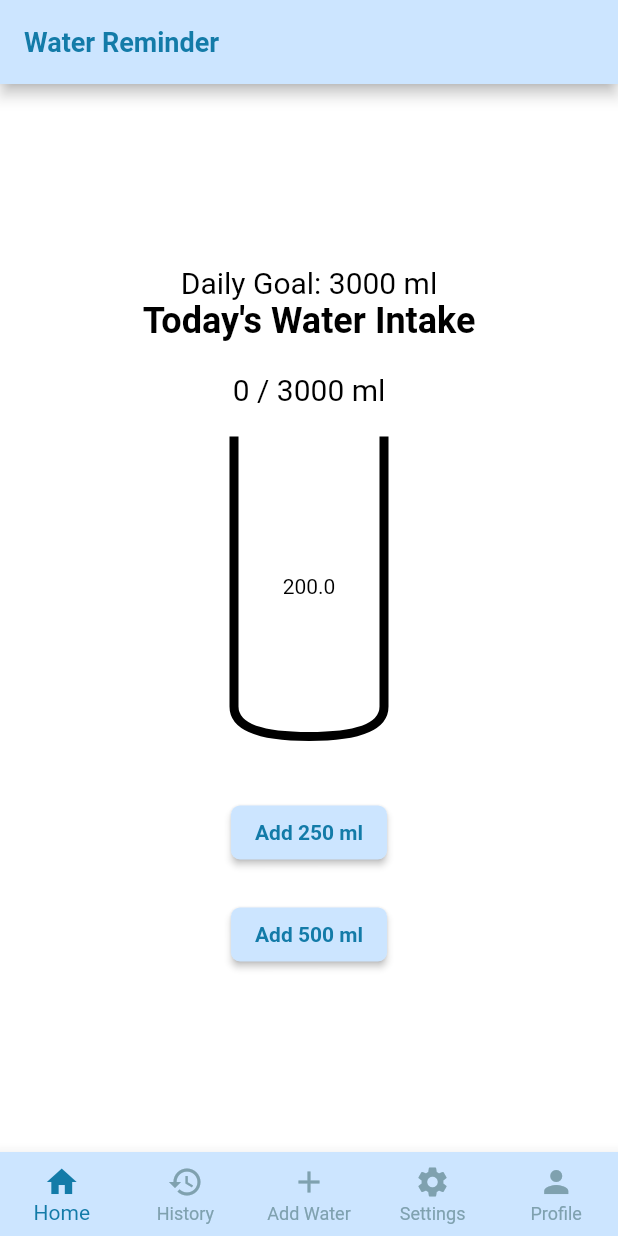
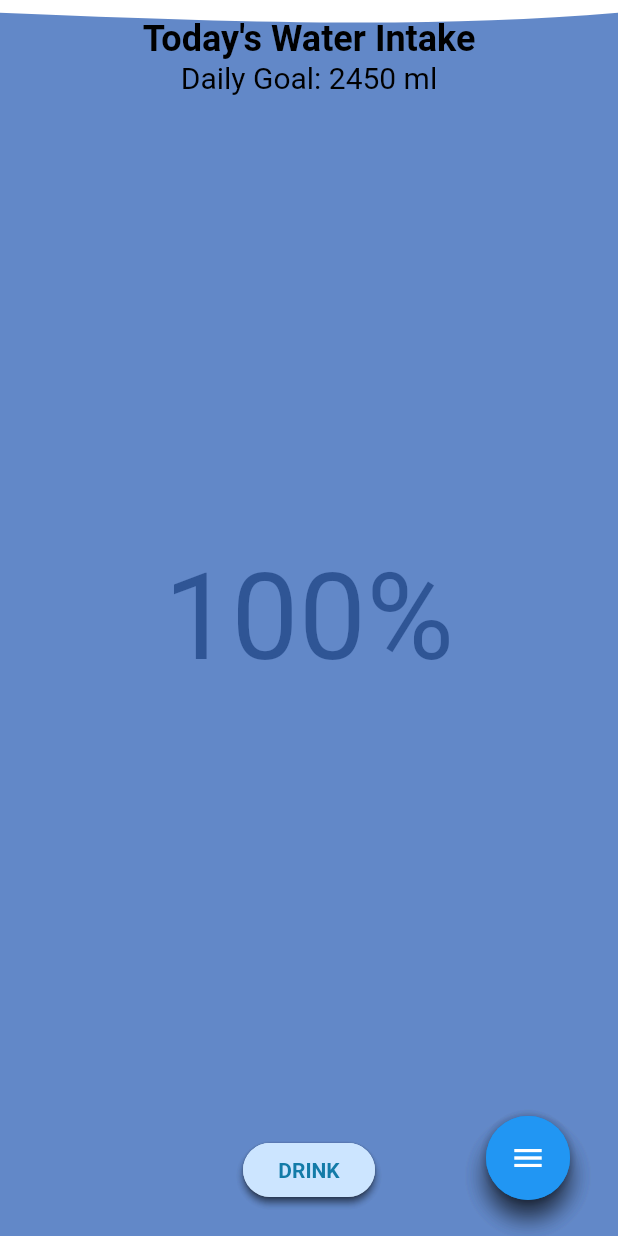
Before and after one commit to meeboyy/pure-hydrate-flutter, a Flutter app: the screen it shows after launch, on a phone screen of 412 x 824 dp. Run offline on Flutter 3.47's test engine with Material 2 defaults, Android fonts, the phone set to English and light mode, and no system bars.

Commit message:
new looks

```diff
--- a/lib/beranda.dart
+++ b/lib/beranda.dart
@@ -10,14 +10,18 @@ import 'package:pure_hydrate/services/theme.dart';
 import 'package:pure_hydrate/setting_page.dart';
 
 class MyHomePage extends StatefulWidget {
-  final WaterIntake waterIntake;
-
-  MyHomePage({super.key, required this.waterIntake});
+  MyHomePage({super.key});
   @override
   _MyHomePageState createState() => _MyHomePageState();
 }
 
 class _MyHomePageState extends State<MyHomePage> {
+  double initialButtonHeight = 8.0;
+  late double _buttonOneHeight = initialButtonHeight;
+  late double _buttonTwoHeight = initialButtonHeight;
+  late double _buttonThreeHeight = initialButtonHeight;
+  bool _isPressed = false;
+
   Map<String, dynamic> _userInfo = {
     'name': 'John Doe',
     'age': 25,
@@ -25,6 +29,7 @@ class _MyHomePageState extends State<MyHomePage> {
     'dailyGoal': 2450,
   };
 
+  late WaterIntake waterIntake = WaterIntake(dailyGoal: _userInfo['dailyGoal']);
   void _updateUserInfo(Map<String, dynamic> updatedInfo) {
     setState(() {
       _userInfo = updatedInfo;
@@ -37,7 +42,7 @@ class _MyHomePageState extends State<MyHomePage> {
 
   void _updateDailyGoal(int newGoal) {
     setState(() {
-      widget.waterIntake.dailyGoal = newGoal;
+      waterIntake.dailyGoal = newGoal;
     });
   }
 
@@ -53,7 +58,7 @@ class _MyHomePageState extends State<MyHomePage> {
 
   void _addWater(int amount) {
     setState(() {
-      widget.waterIntake.currentIntake += amount;
+      waterIntake.currentIntake += amount;
     });
   }
 
@@ -64,7 +69,8 @@ class _MyHomePageState extends State<MyHomePage> {
     _widgetOptions = <Widget>[
       HomePage(
         historyEntries: historyEntries,
-        waterIntake: widget.waterIntake,
+        waterIntake: waterIntake,
+        onAddWater: _addWater,
       ),
       HistoryPage(
         historyEntries: historyEntries,
@@ -75,7 +81,7 @@ class _MyHomePageState extends State<MyHomePage> {
       ),
       SettingsPage(
         updateSettings: _updateSettings,
-        waterIntake: widget.waterIntake,
+        waterIntake: waterIntake,
         onDailyGoalChanged: _updateDailyGoal,
         settingsModel: _settingsModel,
       ),
@@ -114,32 +120,127 @@ class _MyHomePageState extends State<MyHomePage> {
         theme: _settingsModel.isDarkTheme ? darkThemeCustom : lightThemeCustom,
         home: Scaffold(
           body: _widgetOptions!.elementAt(_selectedIndex),
-          bottomNavigationBar: BottomNavigationBar(
-            items: const <BottomNavigationBarItem>[
-              BottomNavigationBarItem(
-                icon: Icon(Icons.home),
-                label: 'Home',
+          floatingActionButton: Stack(
+            children: [
+              AnimatedPositioned(
+                duration: Duration(milliseconds: 600),
+                bottom: _buttonThreeHeight,
+                right: 16.0,
+                child: FloatingActionButton(
+                  onPressed: () {
+                    // Add your logic here
+                    setState(() {
+                      _selectedIndex = 3;
+                    });
+                  },
+                  child: Icon(Icons.settings),
+                  backgroundColor: Colors.blue,
+                ),
               ),
-              BottomNavigationBarItem(
-                icon: Icon(Icons.history),
-                label: 'History',
+              AnimatedPositioned(
+                duration: Duration(milliseconds: 400),
+                bottom: _buttonTwoHeight,
+                right: 16.0,
+                child: FloatingActionButton(
+                  onPressed: () {
+                    // Add your logic here
+                    setState(() {
+                      _selectedIndex = 1;
+                      buttonAction();
+                    });
+                  },
+                  child: Icon(Icons.history),
+                  backgroundColor: Colors.blue,
+                ),
               ),
-              BottomNavigationBarItem(
-                icon: Icon(Icons.add),
-                label: 'Add Water',
+              AnimatedPositioned(
+                duration: Duration(milliseconds: 200),
+                bottom: _buttonOneHeight,
+                right: 16.0,
+                child: FloatingActionButton(
+                  onPressed: () {
+                    // Add your logic here
+                    setState(() {
+                      _selectedIndex = 0;
+                      buttonAction();
+                    });
+                  },
+                  child: Icon(Icons.home),
+                  backgroundColor: Colors.blue,
+                ),
               ),
-              BottomNavigationBarItem(
-                icon: Icon(Icons.settings),
-                label: 'Settings',
-              ),
-              BottomNavigationBarItem(
-                icon: Icon(Icons.person),
-                label: 'Profile',
+              Positioned(
+                bottom: initialButtonHeight,
+                right: 16.0,
+                child: FloatingActionButton(
+                  onPressed: () {
+                    // Add your logic here
+                    setState(() {
+                      buttonAction();
+                    });
+                  },
+                  child: AnimatedSwitcher(
+                      duration: const Duration(milliseconds: 350),
+                      transitionBuilder: (child, anim) => RotationTransition(
+                            turns: child.key == ValueKey('icon1')
+                                ? Tween<double>(begin: 1, end: 0.75)
+                                    .animate(anim)
+                                : Tween<double>(begin: 0.75, end: 1)
+                                    .animate(anim),
+                            child: ScaleTransition(scale: anim, child: child),
+                          ),
+                      child: _isPressed
+                          ? Icon(Icons.close, key: const ValueKey('icon1'))
+                          : Icon(
+                              Icons.menu,
+                              key: const ValueKey('icon2'),
+                            )),
+                  backgroundColor: Colors.blue,
+                ),
               ),
             ],
-            currentIndex: _selectedIndex,
-            onTap: _onItemTapped,
           ),
+          // bottomNavigationBar: BottomNavigationBar(
+          //   items: const <BottomNavigationBarItem>[
+          //     BottomNavigationBarItem(
+          //       icon: Icon(Icons.home),
+          //       label: 'Home',
+          //     ),
+          //     BottomNavigationBarItem(
+          //       icon: Icon(Icons.history),
+          //       label: 'History',
+          //     ),
+          //     BottomNavigationBarItem(
+          //       icon: Icon(Icons.add),
+          //       label: 'Add Water',
+          //     ),
+          //     BottomNavigationBarItem(
+          //       icon: Icon(Icons.settings),
+          //       label: 'Settings',
+          //     ),
+          //     BottomNavigationBarItem(
+          //       icon: Icon(Icons.person),
+          //       label: 'Profile',
+          //     ),
+          //   ],
+          //   currentIndex: _selectedIndex,
+          //   onTap: _onItemTapped,
+          // ),
         ));
   }
+
+  buttonAction() {
+    if (!_isPressed) {
+      _buttonOneHeight += 80;
+      _buttonTwoHeight += 160;
+      _buttonThreeHeight += 240;
+      _isPressed = true;
+    } else {
+      _buttonOneHeight = initialButtonHeight;
+      _buttonTwoHeight = initialButtonHeight;
+      _buttonThreeHeight = initialButtonHeight;
+      _isPressed = false;
+    }
+    ;
+  }
 }
--- a/lib/home_page.dart
+++ b/lib/home_page.dart
@@ -1,4 +1,5 @@
 import 'dart:async';
+import 'dart:ui';
 
 import 'package:flutter/material.dart';
 import 'package:pure_hydrate/models/water_consumtion_entry_model.dart';
@@ -8,8 +9,12 @@ import 'package:pure_hydrate/services/clipper.dart';
 class HomePage extends StatefulWidget {
   final List<WaterConsumptionEntry>? historyEntries;
   final WaterIntake waterIntake;
+  final Function(int) onAddWater;
   const HomePage(
-      {Key? key, required this.waterIntake, required this.historyEntries})
+      {Key? key,
+      required this.waterIntake,
+      required this.historyEntries,
+      required this.onAddWater})
       : super(key: key);
 
   @override
@@ -18,9 +23,17 @@ class HomePage extends StatefulWidget {
 
 class _HomePageState extends State<HomePage> with TickerProviderStateMixin {
   // late AnimationController _controller;
-  double _waterHeight = 200;
-  double _glassHeight = 200;
-  double _glassWidth = 200;
+  bool _isNotDrink = true;
+  late double _downBone;
+  late double _downBtwo;
+  late int remainWater;
+
+  var pixelRatio = window.devicePixelRatio;
+  Size logicalScreenSize = WidgetsBinding.instance.window.physicalSize /
+      WidgetsBinding.instance.window.devicePixelRatio;
+  late double _waterHeight;
+  double _glassHeight = WidgetsBinding.instance.window.physicalSize.height;
+  double _glassWidth = WidgetsBinding.instance.window.physicalSize.width;
   late AnimationController firstController;
   late Animation<double> firstAnimation;
 
@@ -38,10 +51,14 @@ class _HomePageState extends State<HomePage> with TickerProviderStateMixin {
   void initState() {
     // TODO: implement initState
     super.initState();
+
+    _downBone = 20;
+    _downBtwo = 20;
+
     todayEntries = getTodayEntries();
     firstController = AnimationController(
         vsync: this, duration: Duration(milliseconds: 1500));
-    firstAnimation = Tween<double>(begin: 1.9, end: 2.1).animate(
+    firstAnimation = Tween<double>(begin: 10, end: 8).animate(
         CurvedAnimation(parent: firstController, curve: Curves.easeInOut))
       ..addListener(() {
         setState(() {});
@@ -56,7 +73,7 @@ class _HomePageState extends State<HomePage> with TickerProviderStateMixin {
 
     secondController = AnimationController(
         vsync: this, duration: Duration(milliseconds: 1500));
-    secondAnimation = Tween<double>(begin: 1.8, end: 2.4).animate(
+    secondAnimation = Tween<double>(begin: 20, end: 0).animate(
         CurvedAnimation(parent: secondController, curve: Curves.easeInOut))
       ..addListener(() {
         setState(() {});
@@ -71,7 +88,7 @@ class _HomePageState extends State<HomePage> with TickerProviderStateMixin {
 
     thirdController = AnimationController(
         vsync: this, duration: Duration(milliseconds: 1500));
-    thirdAnimation = Tween<double>(begin: 1.8, end: 2.4).animate(
+    thirdAnimation = Tween<double>(begin: 20, end: 0).animate(
         CurvedAnimation(parent: thirdController, curve: Curves.easeInOut))
       ..addListener(() {
         setState(() {});
@@ -86,7 +103,7 @@ class _HomePageState extends State<HomePage> with TickerProviderStateMixin {
 
     fourthController = AnimationController(
         vsync: this, duration: Duration(milliseconds: 1500));
-    fourthAnimation = Tween<double>(begin: 1.9, end: 2.1).animate(
+    fourthAnimation = Tween<double>(begin: 10, end: 8).animate(
         CurvedAnimation(parent: fourthController, curve: Curves.easeInOut))
       ..addListener(() {
         setState(() {});
@@ -134,9 +151,12 @@ class _HomePageState extends State<HomePage> with TickerProviderStateMixin {
 
   @override
   Widget build(BuildContext context) {
-    double progress =
-        widget.waterIntake.currentIntake / widget.waterIntake.dailyGoal;
-    progress = progress > 1 ? 1 : progress;
+    _waterHeight = logicalScreenSize.height - widget.waterIntake.currentIntake;
+    _waterHeight <= 0 ? _waterHeight = 0 : _waterHeight;
+    remainWater =
+        widget.waterIntake.dailyGoal - widget.waterIntake.currentIntake;
+    int progress = ((remainWater / widget.waterIntake.dailyGoal) * 100).toInt();
+    progress <= 0 ? progress = 0 : progress;
 
     void _addWater(int amount) {
       setState(() {
@@ -154,23 +174,58 @@ class _HomePageState extends State<HomePage> with TickerProviderStateMixin {
     // }
 
     return Scaffold(
-      appBar: AppBar(
-        title: Text('Water Reminder'),
+      body: Stack(
+        alignment: Alignment.bottomCenter,
+        children: [
+          Container(
+            height: _glassHeight,
+            alignment: Alignment.center,
+            child: Text(
+              "${progress.toString()}%",
+              style: TextStyle(fontSize: 80),
             ),
-      body: Padding(
-        padding: const EdgeInsets.all(16.0),
-        child: Center(
+          ),
+          Positioned(
+            top: 90,
+            child: Visibility(
+                visible: progress <= 0 ? true : false,
+                child: Text("Congratulation!! You Finish Today's Goal ")),
+          ),
+          AnimatedContainer(
+            curve: Curves.easeInOut,
+            height: _waterHeight,
+            width: _glassWidth,
+            duration: Duration(milliseconds: 1500),
+            child: CustomPaint(
+              painter: MyPainter(
+                firstAnimation.value,
+                secondAnimation.value,
+                thirdAnimation.value,
+                fourthAnimation.value,
+              ),
+            ),
+          ),
+          // Container(
+          //   color: Colors.transparent,
+          //   child: CustomPaint(
+          //     painter: BorderPainter(),
+          //   ),
+          //   width: _glassWidth,
+          //   height: _glassHeight,
+          // ),
+          Padding(
+            padding: const EdgeInsets.all(12.0),
             child: Column(
                 crossAxisAlignment: CrossAxisAlignment.center,
-            mainAxisAlignment: MainAxisAlignment.center,
+                mainAxisAlignment: MainAxisAlignment.start,
                 children: <Widget>[
+                  Text(
+                    'Today\'s Water Intake',
+                    style: TextStyle(fontSize: 24, fontWeight: FontWeight.bold),
+                  ),
                   Text(
                     'Daily Goal: ${widget.waterIntake.dailyGoal} ml',
                     style: TextStyle(fontSize: 20),
-              ),
-              Text(
-                'Today\'s Water Intake',
-                style: TextStyle(fontSize: 24, fontWeight: FontWeight.bold),
                   ),
                   // SizedBox(height: 20),
                   // SizedBox(
@@ -183,90 +238,89 @@ class _HomePageState extends State<HomePage> with TickerProviderStateMixin {
                   //     valueColor: AlwaysStoppedAnimation<Color>(Colors.blue),
                   //   ),
                   // ),
+
                   SizedBox(height: 20),
-              Text(
-                '${widget.waterIntake.currentIntake} / ${widget.waterIntake.dailyGoal} ml',
-                style: TextStyle(fontSize: 20),
+
+                  // SizedBox(height: 20),
+                  // ElevatedButton(
+                  //   onPressed: () => _addWater(500),
+                  //   child: Text('Add 500 ml'),
+                  // ),
+                ]),
           ),
-              SizedBox(height: 20),
-              Stack(
-                alignment: Alignment.bottomCenter,
-                children: [
-                  Container(
-                    height: _glassHeight,
-                    alignment: Alignment.center,
-                    child: Text("${_waterHeight.toString()}"),
-                  ),
-                  Container(
-                    color: Colors.transparent,
-                    child: CustomPaint(
-                      painter: BorderPainter(),
-                    ),
-                    width: _glassWidth,
-                    height: _glassHeight,
-                  ),
-                  ClipPath(
-                    clipper: BottleClipper(),
-                    child: SizedBox(
-                      height: _waterHeight,
-                      child: CustomPaint(
-                        painter: MyPainter(
-                          firstAnimation.value,
-                          secondAnimation.value,
-                          thirdAnimation.value,
-                          fourthAnimation.value,
+          AnimatedPositioned(
+            duration: Duration(milliseconds: 400),
+            bottom: _downBone,
+            child: ElevatedButton(
+              style: ButtonStyle(
+                shape: MaterialStateProperty.all<RoundedRectangleBorder>(
+                  RoundedRectangleBorder(
+                    borderRadius: BorderRadius.circular(50),
                   ),
                 ),
               ),
-                  ),
-                ],
-              ),
-              SizedBox(height: 40),
-              ElevatedButton(
               onPressed: () {
                 setState(() {
-                    _waterHeight >= 0 ? _waterHeight -= 50 : _waterHeight = 0;
+                  widget.onAddWater(250);
                 });
               },
-                child: Text('Add 250 ml'),
+              child: Text(' 250 ml'),
             ),
-              SizedBox(height: 20),
-              ElevatedButton(
-                onPressed: () => _addWater(500),
-                child: Text('Add 500 ml'),
           ),
-              // SizedBox(height: 40),
-              // ElevatedButton(
-              //   onPressed: _navigateToAddWaterPage,
-              //   child: Text('Add Water'),
-              // ),
-              // SizedBox(height: 20),
-              // Text(
-              //   'Riwayat minum air hari ini :',
-              //   style: TextStyle(fontSize: 16, fontWeight: FontWeight.bold),
-              // ),
-
-              // Expanded(
-              //   child: ListView.builder(
-              //     itemCount: todayEntries?.length,
-              //     itemBuilder: (context, index) {
-              //       if (todayEntries!.isNotEmpty) {
-              //         final entry = todayEntries![index];
-              //         return ListTile(
-              //           title: Text('Jumlah: ${entry.amount} ml'),
-              //           subtitle: Text(
-              //               'Jam: ${entry.timestamp.hour}:${entry.timestamp.minute}'),
-              //         );
-              //       }
-              //       return Text("Hari ini belum minum");
-              //     },
-              //   ),
-              // ),
-            ],
+          AnimatedPositioned(
+            duration: Duration(milliseconds: 200),
+            bottom: _downBtwo,
+            child: ElevatedButton(
+              style: ButtonStyle(
+                shape: MaterialStateProperty.all<RoundedRectangleBorder>(
+                  RoundedRectangleBorder(
+                    borderRadius: BorderRadius.circular(50),
                   ),
                 ),
               ),
+              onPressed: () {
+                setState(() {
+                  _waterHeight >= 200 ? _waterHeight -= 200 : _waterHeight = 0;
+                  remainWater = remainWater - 500;
+                });
+              },
+              child: Text('500 ml'),
+            ),
+          ),
+          Positioned(
+            bottom: 20,
+            child: ElevatedButton(
+              style: ButtonStyle(
+                shape: MaterialStateProperty.all<RoundedRectangleBorder>(
+                  RoundedRectangleBorder(
+                    borderRadius: BorderRadius.circular(50),
+                  ),
+                ),
+              ),
+              onPressed: () {
+                setState(() {
+                  buttonAction();
+                });
+              },
+              child: Text('DRINK'),
+            ),
+          )
+        ],
+      ),
     );
+  }
+
+  buttonAction() {
+    if (_isNotDrink) {
+      _downBone = 100;
+      _downBtwo = 60;
+      _isNotDrink = false;
+    } else {
+      _downBone = 20;
+      _downBtwo = 20;
+      _isNotDrink = true;
+    }
+    ;
   }
 }
 
@@ -283,17 +337,24 @@ class MyPainter extends CustomPainter {
     this.fourthValue,
   );
 
+  double one = 8;
+  double two = 0;
+  double three = 8;
+
   @override
   void paint(Canvas canvas, Size size) {
     var paint = Paint()
-      ..color = Color(0xff3B6ABA).withOpacity(.5)
+      ..color = Color(0xff3B6ABA).withOpacity(.8)
       ..style = PaintingStyle.fill;
 
     var path = Path()
-      ..moveTo(0, 35 / firstValue)
-      ..cubicTo(size.width * .4, 20 / secondValue, size.width * .7,
-          30 / thirdValue, size.width, 35 / fourthValue)
+      ..moveTo(0, firstValue)
+      ..cubicTo(size.width * .4, secondValue, size.width * .7, thirdValue,
+          size.width, fourthValue)
       ..lineTo(size.width, size.height)
+      // ..quadraticBezierTo(
+      //     size.width * 0.99, size.height, size.width * 0.5, size.height)
+      // ..quadraticBezierTo(size.width * 0.01, size.height, 0, size.height * 0.9)
       ..lineTo(0, size.height);
 
     canvas.drawPath(path, paint);
--- a/lib/main.dart
+++ b/lib/main.dart
@@ -1,4 +1,5 @@
 import 'package:flutter/material.dart';
+import 'package:flutter/services.dart';
 import 'package:pure_hydrate/beranda.dart';
 import 'package:pure_hydrate/models/settings_model.dart';
 import 'package:pure_hydrate/models/water_intake_model.dart';
@@ -12,10 +13,7 @@ class MainApp extends StatelessWidget {
 
   @override
   Widget build(BuildContext context) {
-    return MaterialApp(
-        title: 'Water Reminder',
-        home: MyHomePage(
-          waterIntake: WaterIntake(dailyGoal: 3000),
-        ));
+    SystemChrome.setEnabledSystemUIMode(SystemUiMode.immersiveSticky);
+    return MaterialApp(title: 'Water Reminder', home: MyHomePage());
   }
 }
```
Also changed, not shown: lib/services/clipper.dart (+7 -10 lines), lib/services/water_animation.dart (added, +67 -0 lines). Lines whose indentation alone changed are shown as unchanged.
